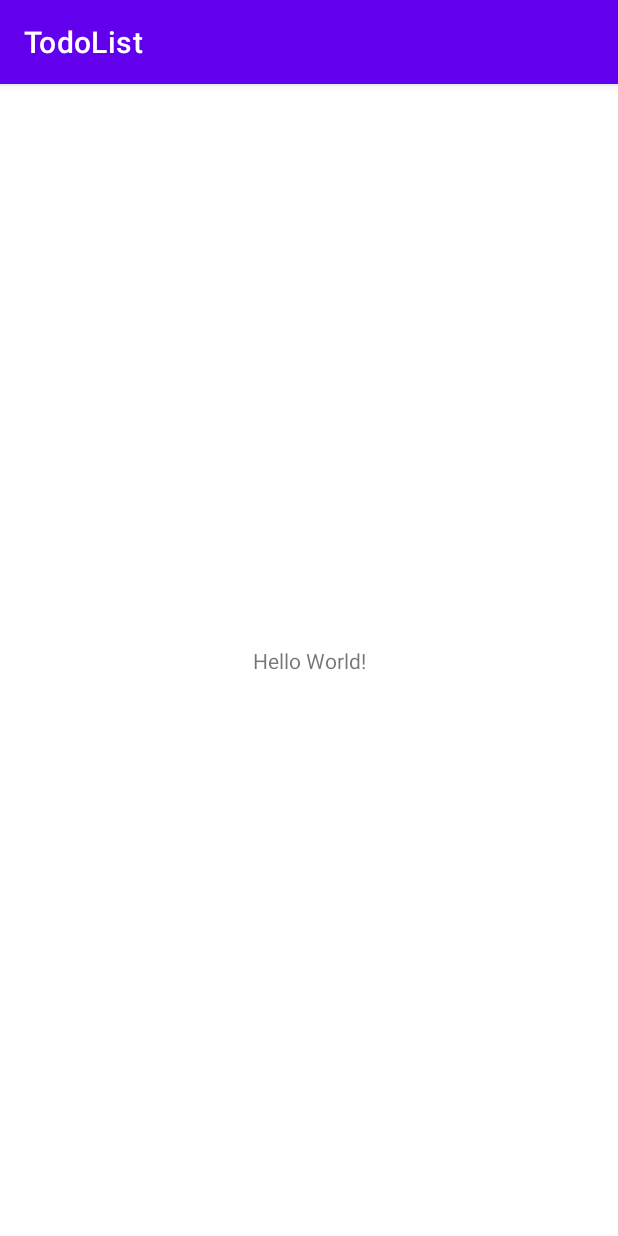
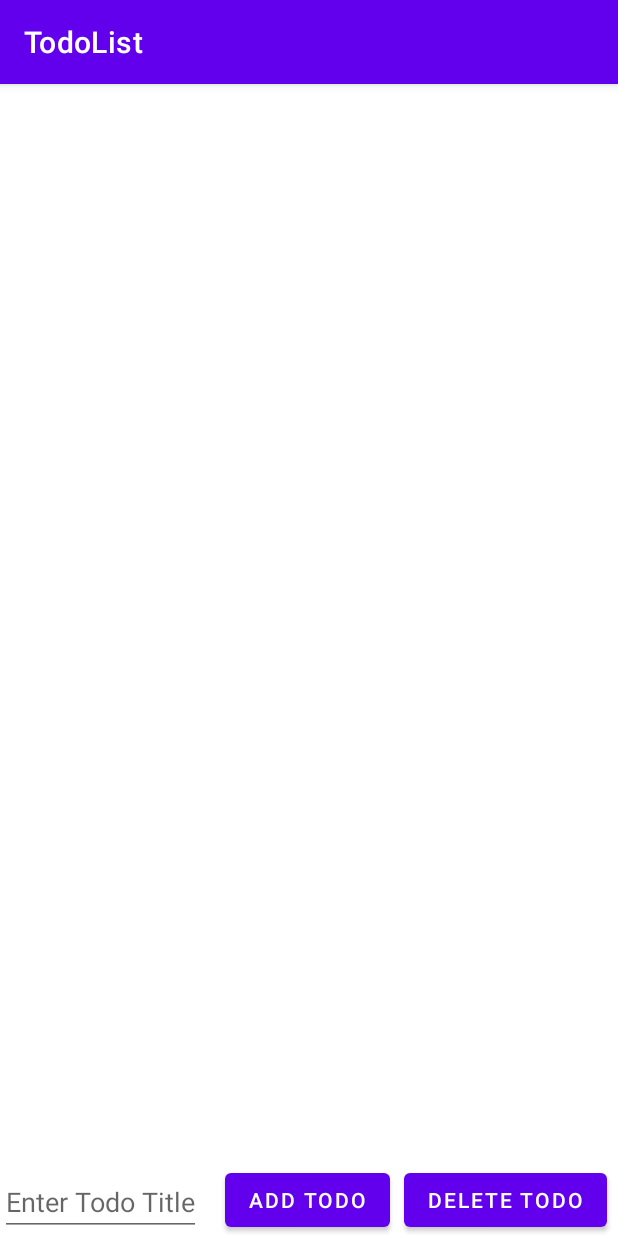
Before and after one commit to pilyav4ik/todoList, an Android app: the screen it shows after launch (MainActivity), on a phone screen of 412 x 824 dp. Run offline under Robolectric (Android 15) with nearby library versions, the phone set to English and light mode, and no system bars.

Commit message:
Main Activity created

```diff
--- a/app/src/main/res/layout/activity_main.xml
+++ b/app/src/main/res/layout/activity_main.xml
@@ -6,13 +6,42 @@
     android:layout_height="match_parent"
     tools:context=".MainActivity">
 
-    <TextView
+    <androidx.recyclerview.widget.RecyclerView
+        android:id="@+id/rvTodoItems"
+        android:layout_width="match_parent"
+        android:layout_height="0dp"
+        android:layout_marginTop="40dp"
+        app:layout_constraintBottom_toTopOf="@+id/btnAddTodo"
+        app:layout_constraintEnd_toEndOf="parent"
+        app:layout_constraintHorizontal_bias="0.0"
+        app:layout_constraintStart_toStartOf="parent"
+        app:layout_constraintTop_toTopOf="parent" />
+
+    <EditText
+        android:id="@+id/etTodoTitle"
+        android:layout_width="0dp"
+        android:layout_height="wrap_content"
+        android:hint="Enter Todo Title"
+        app:layout_constraintBottom_toBottomOf="parent"
+        app:layout_constraintStart_toStartOf="parent"
+        />
+
+    <Button
+        android:id="@+id/btnAddTodo"
         android:layout_width="wrap_content"
         android:layout_height="wrap_content"
-        android:text="Hello World!"
+        android:layout_marginStart="16dp"
+        android:text="Add Todo"
         app:layout_constraintBottom_toBottomOf="parent"
-        app:layout_constraintLeft_toLeftOf="parent"
-        app:layout_constraintRight_toRightOf="parent"
-        app:layout_constraintTop_toTopOf="parent" />
+        app:layout_constraintStart_toEndOf="@+id/etTodoTitle" />
 
+    <Button
+        android:id="@+id/btnDeleteTodo"
+        android:layout_width="wrap_content"
+        android:layout_height="wrap_content"
+        android:text="Delete Todo"
+        app:layout_constraintBottom_toBottomOf="parent"
+        app:layout_constraintEnd_toEndOf="parent"
+        app:layout_constraintHorizontal_bias="0.542"
+        app:layout_constraintStart_toEndOf="@+id/btnAddTodo" />
 </androidx.constraintlayout.widget.ConstraintLayout>
```
